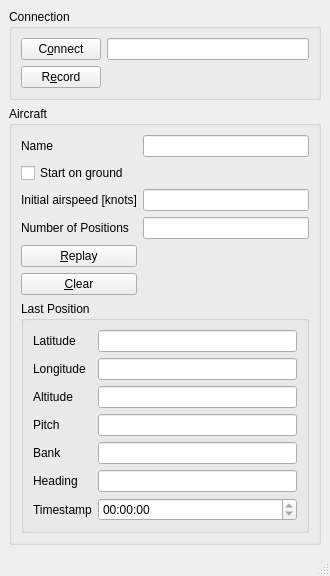
till213/SkyDolly, file src/UserInterface/src/MainWindow.ui: the form before one commit.
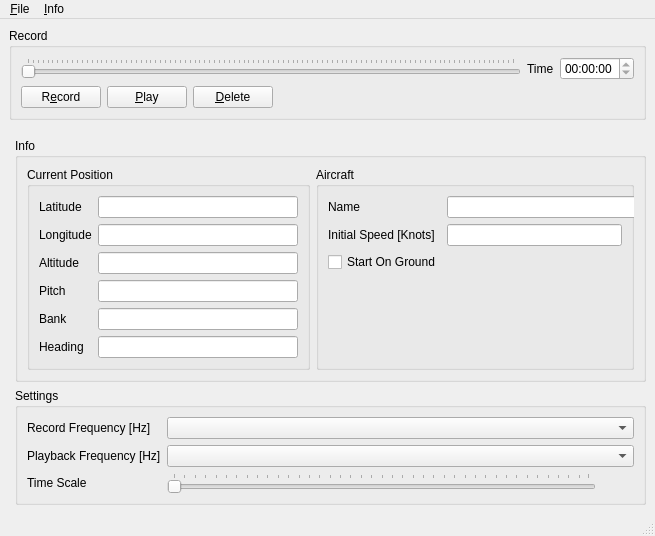
The form after the commit.

Commit message: Update GUI, introduce settable sample/replay frequencies

```diff
--- a/src/UserInterface/src/MainWindow.ui
+++ b/src/UserInterface/src/MainWindow.ui
@@ -6,108 +6,185 @@
    <rect>
     <x>0</x>
     <y>0</y>
-    <width>330</width>
-    <height>574</height>
+    <width>637</width>
+    <height>536</height>
    </rect>
   </property>
   <property name="windowTitle">
    <string>MainWindow</string>
   </property>
   <widget class="QWidget" name="centralwidget">
-   <layout class="QGridLayout" name="gridLayout_3">
-    <item row="0" column="0">
+   <layout class="QFormLayout" name="formLayout_6">
+    <item row="0" column="0" colspan="2">
+     <widget class="QGroupBox" name="groupBox_4">
+      <property name="title">
+       <string>Record</string>
+      </property>
+      <layout class="QFormLayout" name="formLayout">
+       <item row="0" column="0" colspan="2">
+        <layout class="QVBoxLayout" name="verticalLayout">
+         <item>
+          <layout class="QHBoxLayout" name="horizontalLayout_2">
+           <item>
+            <widget class="QSlider" name="positionSlider">
+             <property name="minimumSize">
+              <size>
+               <width>500</width>
+               <height>0</height>
+              </size>
+             </property>
+             <property name="orientation">
+              <enum>Qt::Horizontal</enum>
+             </property>
+             <property name="tickPosition">
+              <enum>QSlider::TicksAbove</enum>
+             </property>
+            </widget>
+           </item>
+           <item>
+            <widget class="QLabel" name="label_11">
+             <property name="text">
+              <string>Time</string>
+             </property>
+            </widget>
+           </item>
+           <item>
+            <widget class="QTimeEdit" name="timestampTimeEdit">
+             <property name="readOnly">
+              <bool>true</bool>
+             </property>
+            </widget>
+           </item>
+          </layout>
+         </item>
+         <item>
+          <layout class="QHBoxLayout" name="horizontalLayout">
+           <item>
+            <widget class="QPushButton" name="recordPushButton">
+             <property name="text">
+              <string>R&amp;ecord</string>
+             </property>
+             <property name="checkable">
+              <bool>true</bool>
+             </property>
+            </widget>
+           </item>
+           <item>
+            <widget class="QPushButton" name="playPushButton">
+             <property name="text">
+              <string>&amp;Play</string>
+             </property>
+             <property name="checkable">
+              <bool>true</bool>
+             </property>
+            </widget>
+           </item>
+           <item>
+            <widget class="QPushButton" name="deletePushButton">
+             <property name="text">
+              <string>&amp;Delete</string>
+             </property>
+            </widget>
+           </item>
+           <item>
+            <spacer name="horizontalSpacer">
+             <property name="orientation">
+              <enum>Qt::Horizontal</enum>
+             </property>
+             <property name="sizeHint" stdset="0">
+              <size>
+               <width>40</width>
+               <height>20</height>
+              </size>
+             </property>
+            </spacer>
+           </item>
+          </layout>
+         </item>
+        </layout>
+       </item>
+      </layout>
+     </widget>
+    </item>
+    <item row="1" column="0" colspan="2">
+     <spacer name="verticalSpacer">
+      <property name="orientation">
+       <enum>Qt::Vertical</enum>
+      </property>
+      <property name="sizeHint" stdset="0">
+       <size>
+        <width>20</width>
+        <height>40</height>
+       </size>
+      </property>
+     </spacer>
+    </item>
+    <item row="2" column="1">
      <widget class="QGroupBox" name="groupBox">
       <property name="title">
-       <string>Connection</string>
+       <string>Info</string>
       </property>
-      <layout class="QHBoxLayout" name="horizontalLayout">
-       <item>
-        <layout class="QFormLayout" name="formLayout">
-         <item row="0" column="0">
-          <widget class="QPushButton" name="connectionPushButton">
-           <property name="text">
-            <string>C&amp;onnect</string>
-           </property>
-          </widget>
-         </item>
-         <item row="0" column="1">
-          <widget class="QLineEdit" name="connectionStatusLineEdit">
-           <property name="minimumSize">
-            <size>
-             <width>200</width>
-             <height>0</height>
-            </size>
-           </property>
-          </widget>
-         </item>
-         <item row="1" column="0">
-          <widget class="QPushButton" name="recordPushButton">
-           <property name="text">
-            <string>R&amp;ecord</string>
-           </property>
-           <property name="checkable">
-            <bool>true</bool>
-           </property>
-          </widget>
-         </item>
-        </layout>
-       </item>
-      </layout>
-     </widget>
-    </item>
-    <item row="1" column="0">
-     <widget class="QGroupBox" name="groupBox_2">
-      <property name="title">
-       <string>Aircraft</string>
-      </property>
-      <layout class="QGridLayout" name="gridLayout_2">
-       <item row="4" column="0">
-        <widget class="QPushButton" name="replayPushButton">
-         <property name="text">
-          <string>&amp;Replay</string>
-         </property>
-         <property name="checkable">
-          <bool>true</bool>
-         </property>
-        </widget>
-       </item>
-       <item row="3" column="1">
-        <widget class="QLineEdit" name="nofPositionsLineEdit"/>
-       </item>
+      <layout class="QFormLayout" name="formLayout_5">
        <item row="0" column="0">
-        <widget class="QLabel" name="label_4">
-         <property name="text">
-          <string>Name</string>
-         </property>
-        </widget>
-       </item>
-       <item row="3" column="0">
-        <widget class="QLabel" name="label_5">
-         <property name="text">
-          <string>Number of Positions</string>
-         </property>
-        </widget>
-       </item>
-       <item row="6" column="0" colspan="2">
         <widget class="QGroupBox" name="groupBox_3">
+         <property name="minimumSize">
+          <size>
+           <width>200</width>
+           <height>0</height>
+          </size>
+         </property>
          <property name="title">
-          <string>Last Position</string>
+          <string>Current Position</string>
          </property>
-         <layout class="QGridLayout" name="gridLayout">
-          <item row="3" column="2">
-           <widget class="QLineEdit" name="pitchLineEdit">
+         <layout class="QFormLayout" name="formLayout_3">
+          <item row="0" column="0">
+           <widget class="QLabel" name="label">
+            <property name="text">
+             <string>Latitude</string>
+            </property>
+           </widget>
+          </item>
+          <item row="0" column="1">
+           <widget class="QLineEdit" name="latitudeLineEdit">
+            <property name="minimumSize">
+             <size>
+              <width>200</width>
+              <height>0</height>
+             </size>
+            </property>
             <property name="readOnly">
              <bool>true</bool>
             </property>
            </widget>
           </item>
-          <item row="1" column="2">
+          <item row="1" column="0">
+           <widget class="QLabel" name="label_2">
+            <property name="text">
+             <string>Longitude</string>
+            </property>
+           </widget>
+          </item>
+          <item row="1" column="1">
            <widget class="QLineEdit" name="longitudeLineEdit">
             <property name="readOnly">
              <bool>true</bool>
             </property>
            </widget>
           </item>
+          <item row="2" column="0">
+           <widget class="QLabel" name="label_3">
+            <property name="text">
+             <string>Altitude</string>
+            </property>
+           </widget>
+          </item>
+          <item row="2" column="1">
+           <widget class="QLineEdit" name="altitudeLineEdit">
+            <property name="readOnly">
+             <bool>true</bool>
+            </property>
+           </widget>
+          </item>
           <item row="3" column="0">
            <widget class="QLabel" name="label_6">
             <property name="text">
@@ -115,10 +192,10 @@
             </property>
            </widget>
           </item>
-          <item row="6" column="0">
-           <widget class="QLabel" name="label_8">
-            <property name="text">
-             <string>Heading</string>
+          <item row="3" column="1">
+           <widget class="QLineEdit" name="pitchLineEdit">
+            <property name="readOnly">
+             <bool>true</bool>
             </property>
            </widget>
           </item>
@@ -129,119 +206,167 @@
             </property>
            </widget>
           </item>
-          <item row="2" column="2">
-           <widget class="QLineEdit" name="altitudeLineEdit">
-            <property name="readOnly">
-             <bool>true</bool>
-            </property>
-           </widget>
-          </item>
-          <item row="4" column="2">
+          <item row="4" column="1">
            <widget class="QLineEdit" name="bankLineEdit">
             <property name="readOnly">
              <bool>true</bool>
             </property>
            </widget>
           </item>
-          <item row="7" column="0">
-           <widget class="QLabel" name="label_9">
+          <item row="5" column="0">
+           <widget class="QLabel" name="label_8">
             <property name="text">
-             <string>Timestamp</string>
+             <string>Heading</string>
             </property>
            </widget>
           </item>
-          <item row="1" column="0">
-           <widget class="QLabel" name="label_2">
-            <property name="text">
-             <string>Longitude</string>
-            </property>
-           </widget>
-          </item>
-          <item row="0" column="0">
-           <widget class="QLabel" name="label">
-            <property name="text">
-             <string>Latitude</string>
-            </property>
-           </widget>
-          </item>
-          <item row="6" column="2">
+          <item row="5" column="1">
            <widget class="QLineEdit" name="headingLineEdit">
             <property name="readOnly">
              <bool>true</bool>
             </property>
            </widget>
           </item>
-          <item row="0" column="2">
-           <widget class="QLineEdit" name="latitudeLineEdit">
+         </layout>
+        </widget>
+       </item>
+       <item row="0" column="1">
+        <widget class="QGroupBox" name="groupBox_2">
+         <property name="minimumSize">
+          <size>
+           <width>200</width>
+           <height>0</height>
+          </size>
+         </property>
+         <property name="title">
+          <string>Aircraft</string>
+         </property>
+         <layout class="QFormLayout" name="formLayout_2">
+          <item row="0" column="0">
+           <widget class="QLabel" name="label_4">
+            <property name="text">
+             <string>Name</string>
+            </property>
+           </widget>
+          </item>
+          <item row="0" column="1">
+           <widget class="QLineEdit" name="nameLineEdit">
+            <property name="minimumSize">
+             <size>
+              <width>200</width>
+              <height>0</height>
+             </size>
+            </property>
             <property name="readOnly">
              <bool>true</bool>
             </property>
            </widget>
           </item>
+          <item row="1" column="0">
+           <widget class="QLabel" name="label_12">
+            <property name="text">
+             <string>Initial Speed [Knots]</string>
+            </property>
+           </widget>
+          </item>
+          <item row="1" column="1">
+           <widget class="QLineEdit" name="initialAirspeedLineEdit"/>
+          </item>
           <item row="2" column="0">
-           <widget class="QLabel" name="label_3">
+           <widget class="QCheckBox" name="startOnGroundCheckBox">
             <property name="text">
-             <string>Altitude</string>
-            </property>
-           </widget>
-          </item>
-          <item row="7" column="2">
-           <widget class="QTimeEdit" name="timestampTimeEdit">
-            <property name="readOnly">
-             <bool>true</bool>
+             <string>Start On Ground</string>
             </property>
            </widget>
           </item>
          </layout>
         </widget>
        </item>
-       <item row="5" column="0">
-        <widget class="QPushButton" name="clearPushButton">
+      </layout>
+     </widget>
+    </item>
+    <item row="3" column="1">
+     <widget class="QGroupBox" name="groupBox_5">
+      <property name="title">
+       <string>Settings</string>
+      </property>
+      <layout class="QFormLayout" name="formLayout_4">
+       <item row="0" column="0">
+        <widget class="QLabel" name="label_5">
          <property name="text">
-          <string>&amp;Clear</string>
+          <string>Record Frequency [Hz]</string>
          </property>
         </widget>
        </item>
        <item row="0" column="1">
-        <widget class="QLineEdit" name="nameLineEdit">
-         <property name="readOnly">
-          <bool>true</bool>
+        <widget class="QComboBox" name="recordFrequencyComboBox">
+         <property name="minimumSize">
+          <size>
+           <width>100</width>
+           <height>0</height>
+          </size>
          </property>
         </widget>
        </item>
        <item row="1" column="0">
-        <widget class="QCheckBox" name="startOnGroundCheckBox">
+        <widget class="QLabel" name="label_9">
          <property name="text">
-          <string>Start on ground</string>
+          <string>Playback Frequency [Hz]</string>
          </property>
         </widget>
        </item>
+       <item row="1" column="1">
+        <widget class="QComboBox" name="playbackFrequencyComboBox"/>
+       </item>
        <item row="2" column="0">
         <widget class="QLabel" name="label_10">
          <property name="text">
-          <string>Initial airspeed [knots]</string>
+          <string>Time Scale</string>
          </property>
         </widget>
        </item>
        <item row="2" column="1">
-        <widget class="QLineEdit" name="initialAirspeedLineEdit"/>
+        <layout class="QHBoxLayout" name="horizontalLayout_3">
+         <item>
+          <widget class="QSlider" name="timeScaleSlider">
+           <property name="minimumSize">
+            <size>
+             <width>200</width>
+             <height>0</height>
+            </size>
+           </property>
+           <property name="minimum">
+            <number>1</number>
+           </property>
+           <property name="maximum">
+            <number>400</number>
+           </property>
+           <property name="orientation">
+            <enum>Qt::Horizontal</enum>
+           </property>
+           <property name="tickPosition">
+            <enum>QSlider::TicksAbove</enum>
+           </property>
+          </widget>
+         </item>
+         <item>
+          <widget class="QLabel" name="timeScalePercentLabel">
+           <property name="minimumSize">
+            <size>
+             <width>32</width>
+             <height>0</height>
+            </size>
+           </property>
+           <property name="text">
+            <string> </string>
+           </property>
+          </widget>
+         </item>
+        </layout>
        </item>
       </layout>
      </widget>
     </item>
-    <item row="2" column="0">
-     <spacer name="verticalSpacer">
-      <property name="orientation">
-       <enum>Qt::Vertical</enum>
-      </property>
-      <property name="sizeHint" stdset="0">
-       <size>
-        <width>20</width>
-        <height>200</height>
-       </size>
-      </property>
-     </spacer>
-    </item>
    </layout>
   </widget>
   <widget class="QMenuBar" name="menubar">
@@ -249,10 +374,24 @@
     <rect>
      <x>0</x>
      <y>0</y>
-     <width>330</width>
+     <width>637</width>
      <height>21</height>
     </rect>
    </property>
+   <widget class="QMenu" name="menu_File">
+    <property name="title">
+     <string>&amp;File</string>
+    </property>
+    <addaction name="quitAction"/>
+   </widget>
+   <widget class="QMenu" name="menu_Info">
+    <property name="title">
+     <string>&amp;Info</string>
+    </property>
+    <addaction name="aboutQtAction"/>
+   </widget>
+   <addaction name="menu_File"/>
+   <addaction name="menu_Info"/>
   </widget>
   <widget class="QStatusBar" name="statusbar"/>
  </widget>
```
Left out of the diff: 12 changed lines with no effect on the pictures. The commit also changes 10 other files.
